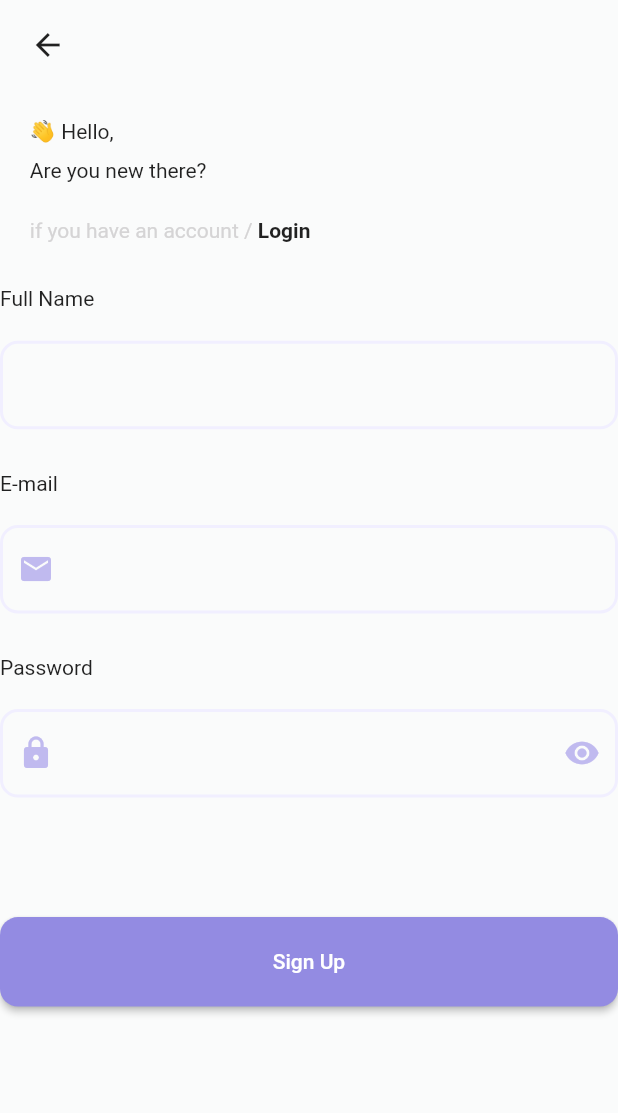
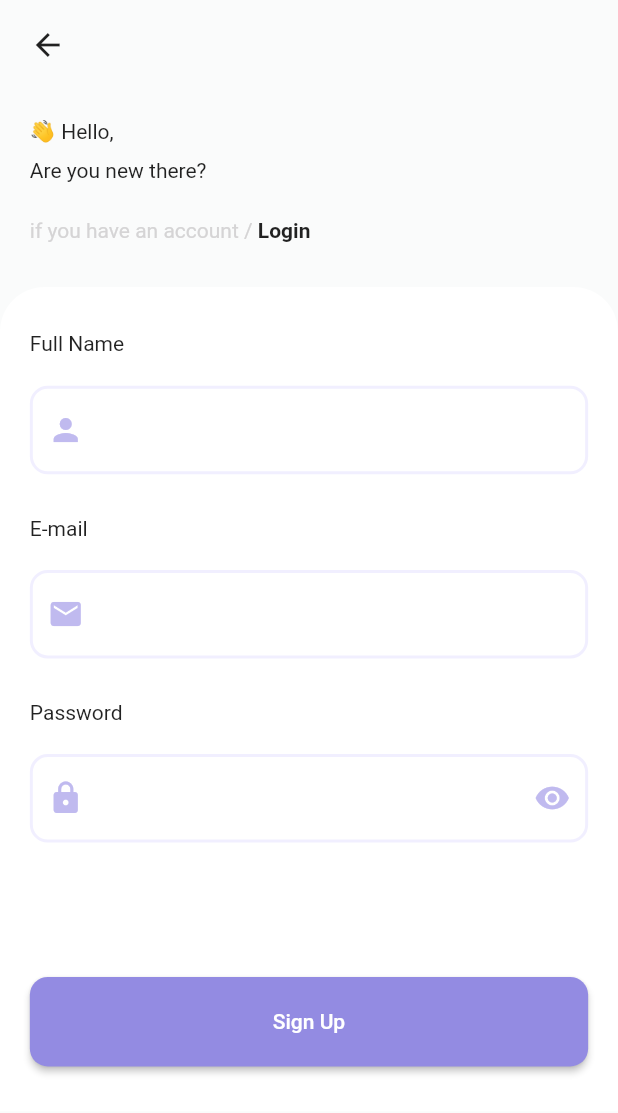
Before and after one commit to davidfffelix/desafio_3, a Flutter app: the screen it shows after launch, on a phone screen of 412 x 824 dp. Shown: the top 1113 px of the screen. Run offline on Flutter 3.47's test engine with Material 2 defaults, Android fonts, the phone set to English and light mode, and no system bars.

Commit message:
Create Custom Text Component

```diff
--- a/lib/components/body_home_page_component.dart
+++ b/lib/components/body_home_page_component.dart
@@ -1,8 +1,8 @@
-// ignore_for_file: public_member_api_docs, sort_constructors_first
 import 'package:flutter/material.dart';
-
 import '../responsivity.dart';
 import 'confirm_button_widget.dart';
+import 'custom_text_widget.dart';
+import 'text_field_widget.dart';
 
 class BodyHomePageComponent extends StatelessWidget {
   const BodyHomePageComponent({
@@ -18,103 +18,69 @@ class BodyHomePageComponent extends StatelessWidget {
   Widget build(BuildContext context) {
     final mediaQueryData = MediaQuery.of(context);
 
-    return Column(
-      crossAxisAlignment: CrossAxisAlignment.stretch,
-      children: [
-        const Text('Full Name'),
-        Padding(
-          padding: EdgeInsets.only(
-            top: Responsivity.automatic(20, mediaQueryData),
+    return Container(
+      padding: EdgeInsets.symmetric(
+        horizontal: Responsivity.automatic(20, mediaQueryData),
+        vertical: Responsivity.automatic(30, mediaQueryData),
       ),
-          child: TextField(
-            decoration: InputDecoration(
-              enabledBorder: OutlineInputBorder(
-                borderSide: BorderSide(
-                  width: Responsivity.automatic(2, mediaQueryData),
-                  color: const Color(0xffF1EFFF),
+      decoration: BoxDecoration(
+        color: Colors.white,
+        borderRadius: BorderRadius.only(
+          topLeft: Radius.circular(
+            Responsivity.automatic(30, mediaQueryData),
           ),
-                borderRadius: BorderRadius.all(
-                  Radius.circular(
-                    Responsivity.automatic(12, mediaQueryData),
+          topRight: Radius.circular(
+            Responsivity.automatic(30, mediaQueryData),
           ),
         ),
       ),
-              prefixIcon: Icon(
-                prefixIcon,
-                color: const Color(0xffC0BAEF),
+      child: Column(
+        crossAxisAlignment: CrossAxisAlignment.stretch,
+        mainAxisAlignment: MainAxisAlignment.start,
+        children: [
+          const CustomTextWidget(
+            title: 'Full Name',
           ),
+          const SizedBox(
+            height: 20,
           ),
-          ),
+          const TextFieldWidget(
+            prefixIcon: Icons.person,
           ),
           SizedBox(
             height: Responsivity.automatic(28, mediaQueryData),
           ),
-        const Text(
-          'E-mail',
+          const CustomTextWidget(
+            title: 'E-mail',
           ),
-        Padding(
-          padding: EdgeInsets.only(
-            top: Responsivity.automatic(20, mediaQueryData),
+          SizedBox(
+            height: Responsivity.automatic(20, mediaQueryData),
           ),
-          child: TextField(
-            decoration: InputDecoration(
-              enabledBorder: OutlineInputBorder(
-                borderSide: BorderSide(
-                  width: Responsivity.automatic(2, mediaQueryData),
-                  color: const Color(0xffF1EFFF),
-                ),
-                borderRadius: BorderRadius.all(
-                  Radius.circular(
-                    Responsivity.automatic(12, mediaQueryData),
-                  ),
-                ),
-              ),
-              prefixIcon: const Icon(
-                Icons.mail,
-                color: Color(0xffC0BAEF),
-              ),
-            ),
-          ),
+          const TextFieldWidget(
+            prefixIcon: Icons.email,
           ),
           SizedBox(
             height: Responsivity.automatic(28, mediaQueryData),
           ),
-        const Text('Password'),
-        Padding(
-          padding: EdgeInsets.only(
-            top: Responsivity.automatic(20, mediaQueryData),
-            bottom: Responsivity.automatic(80, mediaQueryData),
+          const CustomTextWidget(
+            title: 'Password',
           ),
-          child: TextField(
-            decoration: InputDecoration(
-              enabledBorder: OutlineInputBorder(
-                borderSide: const BorderSide(
-                  width: 2,
-                  color: Color(0xffF1EFFF),
+          SizedBox(
+            height: Responsivity.automatic(20, mediaQueryData),
           ),
-                borderRadius: BorderRadius.all(
-                  Radius.circular(
-                    Responsivity.automatic(12, mediaQueryData),
+          const TextFieldWidget(
+            prefixIcon: Icons.lock,
+            suffixIcon: Icons.visibility,
           ),
-                ),
-              ),
-              prefixIcon: const Icon(
-                Icons.lock,
-                color: Color(0xffC0BAEF),
-              ),
-              suffixIcon: const Icon(
-                Icons.visibility,
-                color: Color(0xffC0BAEF),
-              ),
-            ),
-            obscureText: true,
-          ),
+          SizedBox(
+            height: Responsivity.automatic(90, mediaQueryData),
           ),
           ConfirmButtonWidget(
             onPressed: () {},
             titleButton: 'Sign Up',
           ),
         ],
+      ),
     );
   }
 }
--- /dev/null
+++ b/lib/components/custom_text_widget.dart
@@ -0,0 +1,18 @@
+// ignore_for_file: public_member_api_docs, sort_constructors_first
+import 'package:flutter/material.dart';
+
+class CustomTextWidget extends StatelessWidget {
+  const CustomTextWidget({
+    Key? key,
+    required this.title,
+  }) : super(key: key);
+
+  final String title;
+
+  @override
+  Widget build(BuildContext context) {
+    return Text(
+      title,
+    );
+  }
+}
--- a/lib/components/text_field_widget.dart
+++ b/lib/components/text_field_widget.dart
@@ -1,41 +1,26 @@
+// ignore_for_file: public_member_api_docs, sort_constructors_first
 import 'package:flutter/material.dart';
+
 import '../responsivity.dart';
 
 class TextFieldWidget extends StatelessWidget {
   const TextFieldWidget({
     Key? key,
-    required this.title,
     this.prefixIcon,
     this.suffixIcon,
+    this.colorIcon,
   }) : super(key: key);
 
-  final String title;
   final IconData? prefixIcon;
   final IconData? suffixIcon;
+  final Color? colorIcon;
 
   @override
   Widget build(BuildContext context) {
     final mediaQueryData = MediaQuery.of(context);
 
-    return Container(
-      padding: EdgeInsets.symmetric(
-        horizontal: Responsivity.automatic(20, mediaQueryData),
-        vertical: Responsivity.automatic(30, mediaQueryData),
-      ),
-      decoration: BoxDecoration(
-        color: Colors.white,
-        borderRadius: BorderRadius.only(
-          topLeft: Radius.circular(
-            Responsivity.automatic(30, mediaQueryData),
-          ),
-          topRight: Radius.circular(
-            Responsivity.automatic(30, mediaQueryData),
-          ),
-        ),
-      ),
-      child: Column(
+    return Column(
       children: [
-          Text(title),
         TextField(
           decoration: InputDecoration(
             enabledBorder: OutlineInputBorder(
@@ -53,10 +38,13 @@ class TextFieldWidget extends StatelessWidget {
               prefixIcon,
               color: const Color(0xffC0BAEF),
             ),
+            suffixIcon: Icon(
+              suffixIcon,
+              color: const Color(0xffC0BAEF),
+            ),
           ),
         ),
       ],
-      ),
     );
   }
 }
```
Lines whose indentation alone changed are shown as unchanged.
